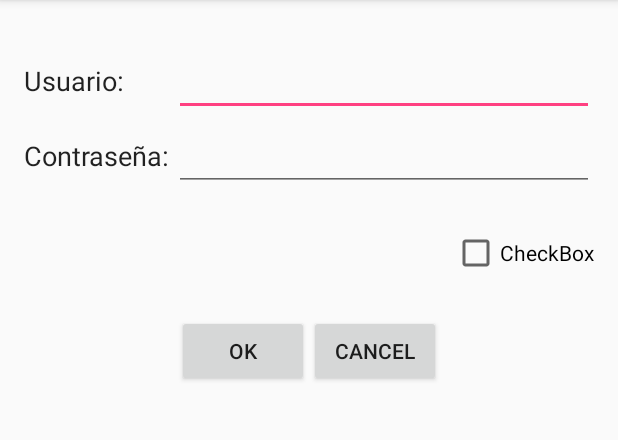
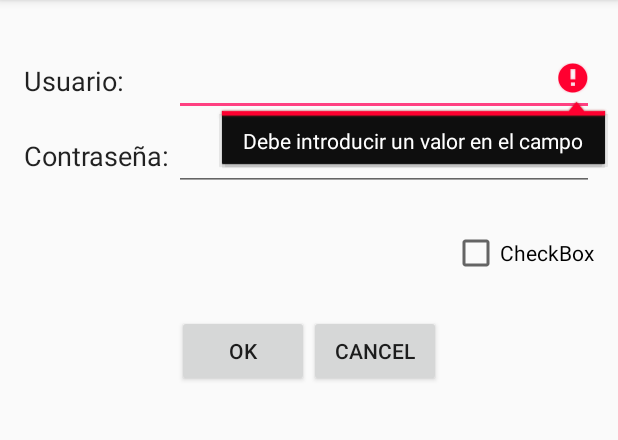
Before and after one commit to jaimejiag/ManageProductNavigationDrawer, an Android app: the screen it shows after launch (LoginRelative_Activity), after a tap on "OK", on a phone screen of 412 x 824 dp, the part 84-524 px from its top. Run offline under Robolectric (Android 15) with nearby library versions, the phone set to English and light mode, and no system bars.

Commit message:
Ejercicio terminado

```diff
--- a/app/src/main/java/com/example/usuario/loginrelative/ILoginMvp.java
+++ b/app/src/main/java/com/example/usuario/loginrelative/ILoginMvp.java
@@ -12,7 +12,7 @@
     int DATA_EMPTY = 4;
 
     interface  View {
-        public void setMessageError(String error);
+        public void setMessageError(String error, int viewId);
     }
 
     interface Presenter {
--- a/app/src/main/java/com/example/usuario/loginrelative/LoginPresenter.java
+++ b/app/src/main/java/com/example/usuario/loginrelative/LoginPresenter.java
@@ -19,19 +19,21 @@
 
     @Override
     public void validateCredentials(String user, String password) {
-        if (TextUtils.isEmpty(user) || TextUtils.isEmpty(password))
+        if (TextUtils.isEmpty(user))
         /**
          * Para acceder a los mensajes de 'errors.xml' es necesario el método 'getResources'
          * Para acceder a ese método necesitamos un objeto que herede de 'Context'
          * De ahí el casting ((Context)view).
          */
-            view.setMessageError(((Context)view).getResources().getString(R.string.data_empty));
+            view.setMessageError(((Context)view).getResources().getString(R.string.data_empty), R.id.edt_user);
+        else if (TextUtils.isEmpty(password))
+            view.setMessageError(((Context)view).getResources().getString(R.string.data_empty), R.id.edt_password);
         else if (!password.matches(".*[0-9].*"))
-            view.setMessageError(((Context)view).getResources().getString(R.string.password_digit));
+            view.setMessageError(((Context)view).getResources().getString(R.string.password_digit), R.id.edt_password);
         else if (!password.matches(".*[a-z].*") || !password.matches(".*[A-Z].*"))
-            view.setMessageError(((Context)view).getResources().getString(R.string.password_case));
+            view.setMessageError(((Context)view).getResources().getString(R.string.password_case), R.id.edt_password);
         else if (password.length() < 8)
-            view.setMessageError(((Context)view).getResources().getString(R.string.password_lenght));
+            view.setMessageError(((Context)view).getResources().getString(R.string.password_lenght), R.id.edt_password);
         else{
             //Guardar al ususario en la clase Application.
             /**
--- a/app/src/main/java/com/example/usuario/loginrelative/LoginRelative_Activity.java
+++ b/app/src/main/java/com/example/usuario/loginrelative/LoginRelative_Activity.java
@@ -59,8 +59,15 @@
     }
 
     @Override
-    public void setMessageError(String messageError) {
-        Toast.makeText(this, messageError, Toast.LENGTH_SHORT).show();
+    public void setMessageError(String messageError, int idView) {
+        //Toast.makeText(this, messageError, Toast.LENGTH_SHORT).show();
+        switch (idView){
+            case R.id.edt_user:
+                edtUser.setError(messageError);
+                break;
+            case R.id.edt_password:
+                edtPassword.setError(messageError);
+        }
     }
 
     @Override
```
